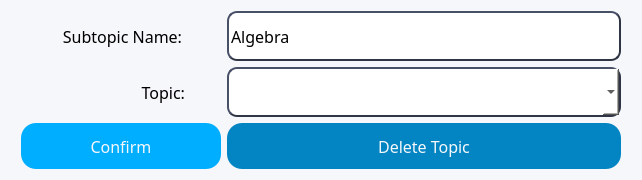
This is gui/modifySubtopic.ui in AlexShem247/note-and-flashcard-maker as Qt 5 draws it before an edit. The edited form follows.
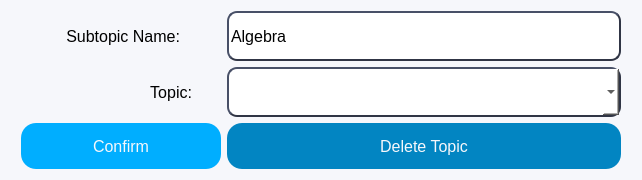
This is the edited form.

Commit message: Changed Font to MS Shell

Patch:
```diff
--- a/gui/modifySubtopic.ui
+++ b/gui/modifySubtopic.ui
@@ -62,7 +62,7 @@
        </property>
        <property name="font">
         <font>
-         <family>Neue Haas Grotesk Text Pro</family>
+         <family>MS Shell Dlg 2</family>
          <pointsize>12</pointsize>
         </font>
        </property>
@@ -96,7 +96,7 @@
        </property>
        <property name="font">
         <font>
-         <family>Neue Haas Grotesk Text Pro</family>
+         <family>MS Shell Dlg 2</family>
          <pointsize>12</pointsize>
         </font>
        </property>
@@ -122,7 +122,7 @@
        </property>
        <property name="font">
         <font>
-         <family>Neue Haas Grotesk Text Pro</family>
+         <family>MS Shell Dlg 2</family>
          <pointsize>12</pointsize>
         </font>
        </property>
@@ -161,7 +161,7 @@
        </property>
        <property name="font">
         <font>
-         <family>Neue Haas Grotesk Text Pro</family>
+         <family>MS Shell Dlg 2</family>
          <pointsize>12</pointsize>
         </font>
        </property>
@@ -197,7 +197,7 @@
        </property>
        <property name="font">
         <font>
-         <family>Neue Haas Grotesk Text Pro</family>
+         <family>MS Shell Dlg 2</family>
          <pointsize>12</pointsize>
         </font>
        </property>
```
Left out of the diff: 2 changed lines with no effect on the pictures. The commit also changes 27 other files.
